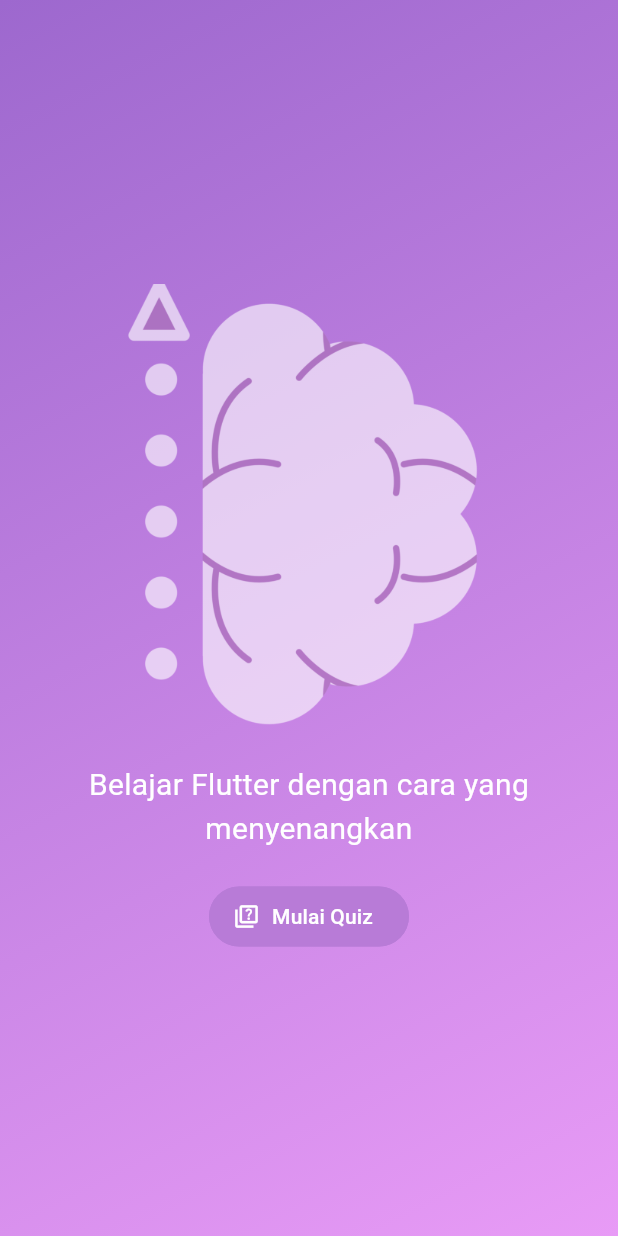
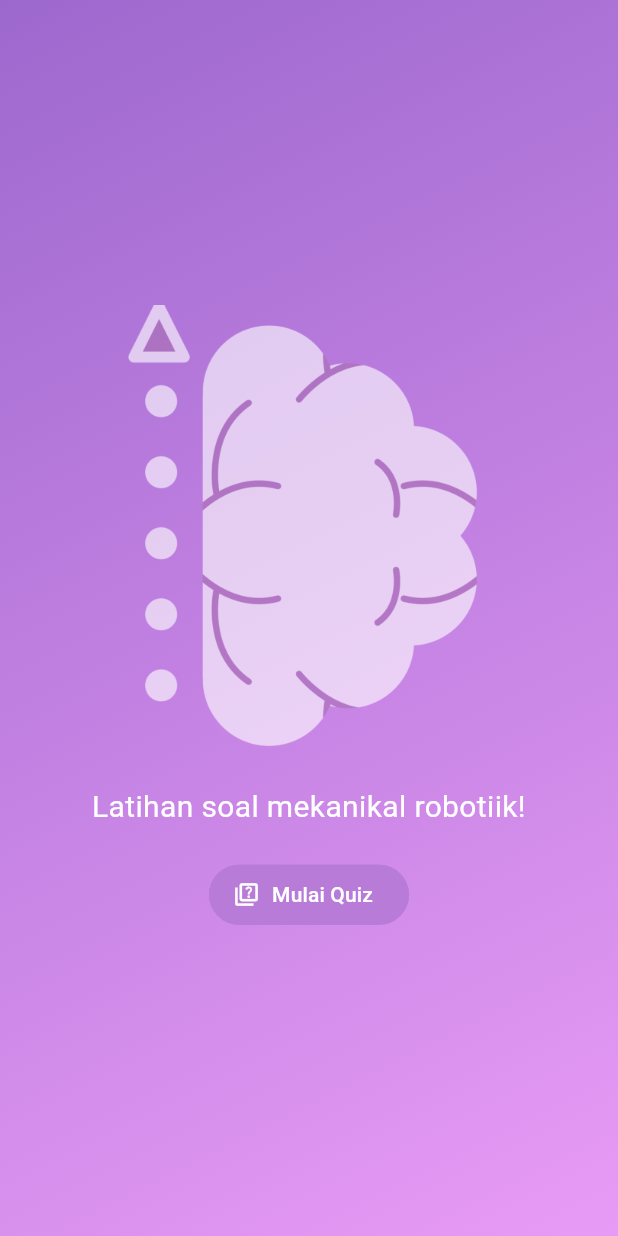
Before and after one commit to khaichi11/Learn_Mobile_Dev, a Flutter app: the screen it shows after launch, on a phone screen of 412 x 824 dp. Run offline on Flutter 3.47's test engine with Material 3 defaults, Android fonts, the phone set to English and light mode, and no system bars.

Commit message:
bikin pertanyaan

```diff
--- /dev/null
+++ b/learn_two/lib/models/quiz_question.dart
@@ -0,0 +1,6 @@
+class QuizQuestion {
+  const QuizQuestion(this.text, this.answer);
+
+  final String text;
+  final List<String> answer;
+}
--- a/learn_two/lib/quiz.dart
+++ b/learn_two/lib/quiz.dart
@@ -1,6 +1,6 @@
 import 'package:flutter/material.dart';
+import 'package:learn_two/question_screen.dart';
 
-import 'question_screen.dart';
 import 'start_screen.dart';
 
 class Quiz extends StatefulWidget {
@@ -25,10 +25,11 @@
 
   @override
   Widget build(BuildContext context) {
-    final screenWidget =
-        activeScreen == 'start-screen'
-            ? StartScreen(switchScreen)
-            : QuestionScreen();
+    Widget screenWidget = StartScreen(switchScreen);
+    if (activeScreen == 'question-screen') {
+      screenWidget = const QuestionScreen();
+    }
+
     return MaterialApp(
       home: Scaffold(
         body: Container(
--- a/learn_two/lib/start_screen.dart
+++ b/learn_two/lib/start_screen.dart
@@ -16,7 +16,7 @@
           ),
           SizedBox(height: 20),
           Text(
-            "Belajar Flutter dengan cara yang menyenangkan",
+            "Latihan soal mekanikal robotiik!",
             textAlign: TextAlign.center,
             style: TextStyle(
               color: Color.fromARGB(255, 255, 255, 255),
```
Also changed, not shown: learn_two/lib/data/questions.dart (added, +16 -0 lines).
